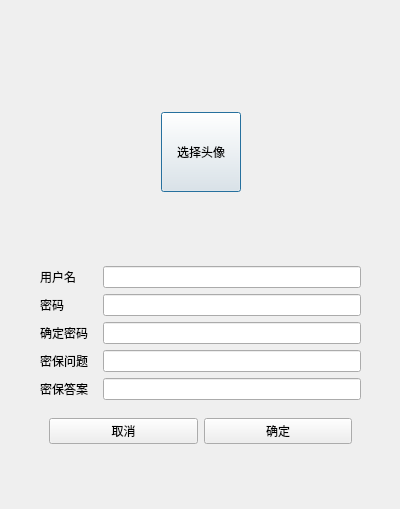
StarGazerUmaLuvBai/YuanLiTalk-Clinet, file Clinet/yuanLiTalk/register.ui: the form before one commit.
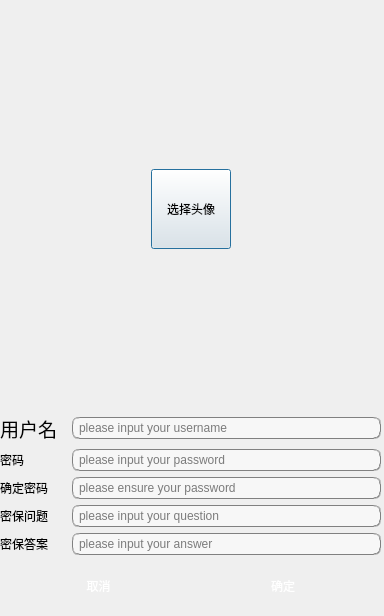
The form after the commit. Icons and pictures are not drawn.

```diff
--- a/Clinet/yuanLiTalk/register.ui
+++ b/Clinet/yuanLiTalk/register.ui
@@ -6,20 +6,23 @@
    <rect>
     <x>0</x>
     <y>0</y>
-    <width>400</width>
-    <height>509</height>
+    <width>384</width>
+    <height>616</height>
    </rect>
   </property>
   <property name="windowTitle">
    <string>Dialog</string>
   </property>
+  <property name="styleSheet">
+   <string notr="true">#Register{border-image: url(:/img/10.jpg);}</string>
+  </property>
   <widget class="QWidget" name="widget_2" native="true">
    <property name="geometry">
     <rect>
-     <x>40</x>
-     <y>45</y>
-     <width>321</width>
-     <height>411</height>
+     <x>0</x>
+     <y>10</y>
+     <width>381</width>
+     <height>601</height>
     </rect>
    </property>
    <layout class="QVBoxLayout" name="verticalLayout">
@@ -86,19 +89,41 @@
        <widget class="QLabel" name="label">
         <property name="font">
          <font>
-          <pointsize>9</pointsize>
+          <family>华文隶书</family>
+          <pointsize>14</pointsize>
+          <weight>50</weight>
+          <italic>false</italic>
+          <bold>false</bold>
          </font>
         </property>
+        <property name="styleSheet">
+         <string notr="true">font: 14pt &quot;华文隶书&quot;;
+</string>
+        </property>
         <property name="text">
          <string>用户名</string>
         </property>
        </widget>
       </item>
       <item row="0" column="1">
-       <widget class="QLineEdit" name="username"/>
+       <widget class="QLineEdit" name="username">
+        <property name="styleSheet">
+         <string notr="true">background-color: rgb(247, 247, 247);
+border:1px groove gray;border-radius:
+7px;padding:2px 4px;
+</string>
+        </property>
+        <property name="placeholderText">
+         <string>please input your username</string>
+        </property>
+       </widget>
       </item>
       <item row="1" column="0">
        <widget class="QLabel" name="label_2">
+        <property name="styleSheet">
+         <string notr="true">font: 14pt &quot;华文隶书&quot;;
+</string>
+        </property>
         <property name="text">
          <string>密码</string>
         </property>
@@ -106,13 +131,26 @@
       </item>
       <item row="1" column="1">
        <widget class="QLineEdit" name="password">
+        <property name="styleSheet">
+         <string notr="true">background-color: rgb(247, 247, 247);
+border:1px groove gray;border-radius:
+7px;padding:2px 4px;
+</string>
+        </property>
         <property name="echoMode">
          <enum>QLineEdit::Password</enum>
         </property>
+        <property name="placeholderText">
+         <string>please input your password</string>
+        </property>
        </widget>
       </item>
       <item row="2" column="0">
        <widget class="QLabel" name="label_3">
+        <property name="styleSheet">
+         <string notr="true">font: 14pt &quot;华文隶书&quot;;
+</string>
+        </property>
         <property name="text">
          <string>确定密码</string>
         </property>
@@ -120,30 +158,67 @@
       </item>
       <item row="2" column="1">
        <widget class="QLineEdit" name="password_ensure">
+        <property name="styleSheet">
+         <string notr="true">background-color: rgb(247, 247, 247);
+border:1px groove gray;border-radius:
+7px;padding:2px 4px;
+</string>
+        </property>
         <property name="echoMode">
          <enum>QLineEdit::Password</enum>
         </property>
+        <property name="placeholderText">
+         <string>please ensure your password</string>
+        </property>
        </widget>
       </item>
       <item row="3" column="0">
        <widget class="QLabel" name="label_4">
+        <property name="styleSheet">
+         <string notr="true">font: 14pt &quot;华文隶书&quot;;
+</string>
+        </property>
         <property name="text">
          <string>密保问题</string>
         </property>
        </widget>
       </item>
       <item row="3" column="1">
-       <widget class="QLineEdit" name="mibao"/>
+       <widget class="QLineEdit" name="mibao">
+        <property name="styleSheet">
+         <string notr="true">background-color: rgb(247, 247, 247);
+border:1px groove gray;border-radius:
+7px;padding:2px 4px;
+</string>
+        </property>
+        <property name="placeholderText">
+         <string>please input your question</string>
+        </property>
+       </widget>
       </item>
       <item row="4" column="0">
        <widget class="QLabel" name="label_5">
+        <property name="styleSheet">
+         <string notr="true">font: 14pt &quot;华文隶书&quot;;
+</string>
+        </property>
         <property name="text">
          <string>密保答案</string>
         </property>
        </widget>
       </item>
       <item row="4" column="1">
-       <widget class="QLineEdit" name="mibao_answer"/>
+       <widget class="QLineEdit" name="mibao_answer">
+        <property name="styleSheet">
+         <string notr="true">background-color: rgb(247, 247, 247);
+border:1px groove gray;border-radius:
+7px;padding:2px 4px;
+</string>
+        </property>
+        <property name="placeholderText">
+         <string>please input your answer</string>
+        </property>
+       </widget>
       </item>
      </layout>
     </item>
@@ -164,6 +239,16 @@
       <layout class="QHBoxLayout" name="horizontalLayout_3">
        <item>
         <widget class="QPushButton" name="pushButton_2">
+         <property name="styleSheet">
+          <string notr="true">background-color: qlineargradient(spread:pad, x1:0.52, y1:1, x2:0.54, y2:0, 
+stop:0.0112994 rgba(64, 145, 252, 255), 
+stop:1 rgba(255, 255, 255, 255));
+color: rgb(255, 255, 255);
+ 
+border:0px groove gray;border-radius:
+7px;padding:2px 4px;
+font: 14pt &quot;华文楷体&quot;;</string>
+         </property>
          <property name="text">
           <string>取消</string>
          </property>
@@ -171,6 +256,16 @@
        </item>
        <item>
         <widget class="QPushButton" name="pushButton">
+         <property name="styleSheet">
+          <string notr="true">background-color: qlineargradient(spread:pad, x1:0.52, y1:1, x2:0.54, y2:0, 
+stop:0.0112994 rgba(64, 145, 252, 255), 
+stop:1 rgba(255, 255, 255, 255));
+color: rgb(255, 255, 255);
+ 
+border:0px groove gray;border-radius:
+7px;padding:2px 4px;
+font: 14pt &quot;华文楷体&quot;;</string>
+         </property>
          <property name="text">
           <string>确定</string>
          </property>
```
